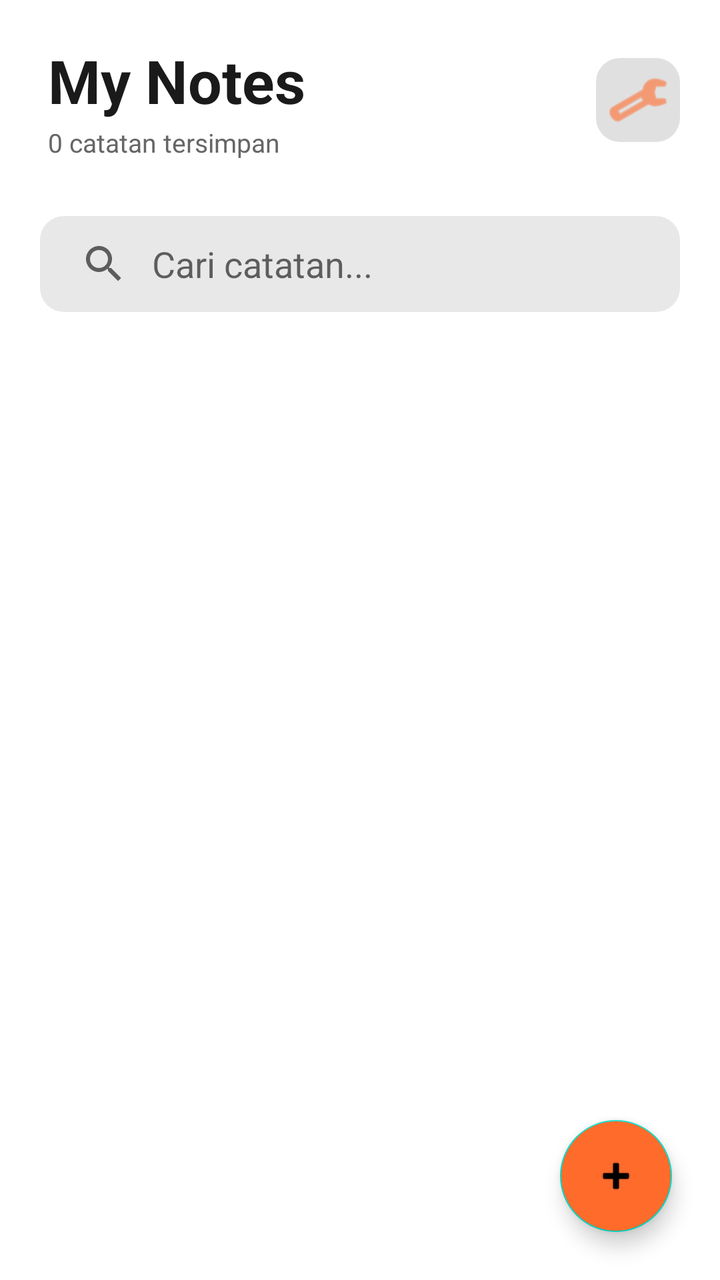
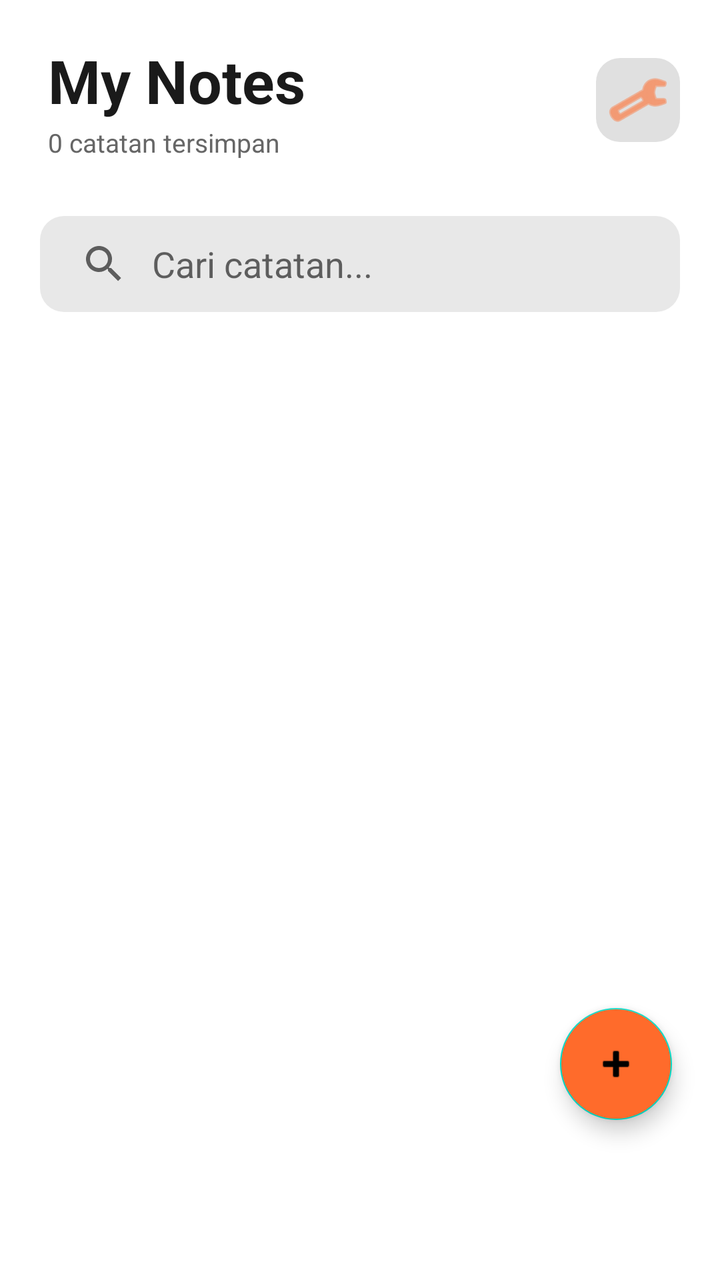

The first picture is an Android layout as it rendered before a commit; the second is the same layout after the commit. The layout source and the unified diff follow.
<!-- AndroidManifest.xml: application theme Theme.NotesApp -->
<!-- res/layout/fragment_notes.xml -->
<?xml version="1.0" encoding="utf-8"?>
<androidx.constraintlayout.widget.ConstraintLayout
    xmlns:android="http://schemas.android.com/apk/res/android"
    xmlns:app="http://schemas.android.com/apk/res-auto"
    android:layout_width="match_parent"
    android:layout_height="match_parent"
    android:background="@color/colorBackground">

    <LinearLayout
        android:id="@+id/layoutHeader"
        android:layout_width="match_parent"
        android:layout_height="wrap_content"
        android:orientation="vertical"
        android:paddingStart="24dp"
        android:paddingEnd="20dp"
        android:paddingTop="20dp"
        android:paddingBottom="16dp"
        android:background="@color/colorBackground"
        app:layout_constraintTop_toTopOf="parent">

        <LinearLayout
            android:layout_width="match_parent"
            android:layout_height="wrap_content"
            android:orientation="horizontal"
            android:gravity="center_vertical">

            <LinearLayout
                android:layout_width="0dp"
                android:layout_height="wrap_content"
                android:layout_weight="1"
                android:orientation="vertical">

                <TextView
                    android:layout_width="wrap_content"
                    android:layout_height="wrap_content"
                    android:text="My Notes"
                    android:textColor="@color/colorTextPrimary"
                    android:textSize="30sp"
                    android:textStyle="bold"/>

                <TextView
                    android:id="@+id/tvNoteCount"
                    android:layout_width="wrap_content"
                    android:layout_height="wrap_content"
                    android:text="0 catatan tersimpan"
                    android:textColor="@color/colorTextSecondary"
                    android:textSize="13sp"
                    android:layout_marginTop="2dp"/>
            </LinearLayout>

            <ImageButton
                android:id="@+id/btnSettings"
                android:layout_width="42dp"
                android:layout_height="42dp"
                android:background="@drawable/bg_icon_button"
                android:src="@android:drawable/ic_menu_preferences"
                android:tint="@color/colorAccent"
                android:padding="10dp"/>
        </LinearLayout>
    </LinearLayout>

    <TextView
        android:id="@+id/networkBanner"
        android:layout_width="0dp"
        android:layout_height="wrap_content"
        android:text="⚠️  Tidak ada koneksi internet"
        android:textColor="#FFFFFF"
        android:textSize="12sp"
        android:textStyle="bold"
        android:gravity="center"
        android:padding="10dp"
        android:background="#C0392B"
        android:visibility="gone"
        app:layout_constraintTop_toBottomOf="@id/layoutHeader"
        app:layout_constraintStart_toStartOf="parent"
        app:layout_constraintEnd_toEndOf="parent"/>

    <androidx.appcompat.widget.SearchView
        android:id="@+id/searchView"
        android:layout_width="0dp"
        android:layout_height="48dp"
        android:layout_marginStart="20dp"
        android:layout_marginEnd="20dp"
        android:layout_marginTop="12dp"
        android:background="@drawable/bg_search"
        app:iconifiedByDefault="false"
        app:queryHint="Cari catatan..."
        app:queryBackground="@android:color/transparent"
        app:layout_constraintTop_toBottomOf="@id/networkBanner"
        app:layout_constraintStart_toStartOf="parent"
        app:layout_constraintEnd_toEndOf="parent"/>

    <ProgressBar
        android:id="@+id/progressBar"
        android:layout_width="wrap_content"
        android:layout_height="wrap_content"
        android:indeterminateTint="@color/colorAccent"
        android:visibility="gone"
        app:layout_constraintTop_toTopOf="parent"
        app:layout_constraintBottom_toBottomOf="parent"
        app:layout_constraintStart_toStartOf="parent"
        app:layout_constraintEnd_toEndOf="parent"/>

    <LinearLayout
        android:id="@+id/layoutEmpty"
        android:layout_width="wrap_content"
        android:layout_height="wrap_content"
        android:orientation="vertical"
        android:gravity="center"
        android:visibility="gone"
        app:layout_constraintTop_toTopOf="parent"
        app:layout_constraintBottom_toBottomOf="parent"
        app:layout_constraintStart_toStartOf="parent"
        app:layout_constraintEnd_toEndOf="parent">

        <TextView
            android:layout_width="wrap_content"
            android:layout_height="wrap_content"
            android:text="📝"
            android:textSize="56sp"/>

        <TextView
            android:layout_width="wrap_content"
            android:layout_height="wrap_content"
            android:text="Belum ada catatan"
            android:textColor="@color/colorTextPrimary"
            android:textSize="18sp"
            android:textStyle="bold"
            android:layout_marginTop="16dp"/>

        <TextView
            android:layout_width="wrap_content"
            android:layout_height="wrap_content"
            android:text="Tap tombol + untuk mulai menulis"
            android:textColor="@color/colorTextSecondary"
            android:textSize="14sp"
            android:layout_marginTop="8dp"/>
    </LinearLayout>

    <androidx.recyclerview.widget.RecyclerView
        android:id="@+id/recyclerView"
        android:layout_width="0dp"
        android:layout_height="0dp"
        android:layout_marginTop="8dp"
        android:paddingBottom="100dp"
        android:paddingTop="4dp"
        android:clipToPadding="false"
        android:visibility="gone"
        app:layout_constraintTop_toBottomOf="@id/searchView"
        app:layout_constraintBottom_toBottomOf="parent"
        app:layout_constraintStart_toStartOf="parent"
        app:layout_constraintEnd_toEndOf="parent"/>

    <com.google.android.material.floatingactionbutton.FloatingActionButton
        android:id="@+id/fabAdd"
        android:layout_width="wrap_content"
        android:layout_height="wrap_content"
        android:layout_marginEnd="24dp"
        android:layout_marginBottom="24dp"
        android:backgroundTint="@color/colorAccent"
        android:src="@android:drawable/ic_input_add"
        android:tint="#FFFFFF"
        app:layout_constraintEnd_toEndOf="parent"
        app:layout_constraintBottom_toBottomOf="parent"/>

</androidx.constraintlayout.widget.ConstraintLayout>
<!-- resources referenced by this layout -->
<resources>
  <color name="colorAccent">#FF6B2B</color>
  <color name="colorBackground">#FFFFFF</color>
  <color name="colorTextPrimary">#1A1A1A</color>
  <color name="colorTextSecondary">#666666</color>
  <!-- drawable bg_icon_button (drawable) -->
  <?xml version="1.0" encoding="utf-8"?>
  <shape xmlns:android="http://schemas.android.com/apk/res/android"
      android:shape="rectangle">
      <solid android:color="@color/colorIconBg"/>
      <corners android:radius="12dp"/>
  </shape>
  <!-- drawable bg_search (drawable) -->
  <?xml version="1.0" encoding="utf-8"?>
  <shape xmlns:android="http://schemas.android.com/apk/res/android"
      android:shape="rectangle">
      <solid android:color="@color/colorInputBg"/>
      <corners android:radius="12dp"/>
  </shape>
  <style name="Theme.NotesApp" parent="Theme.MaterialComponents.DayNight.NoActionBar">
          <item name="colorPrimary">@color/colorAccent</item>
          <item name="colorPrimaryVariant">@color/colorAccent</item>
          <item name="colorOnPrimary">#FFFFFF</item>
          <item name="android:windowBackground">@color/colorBackground</item>
      </style>
  <color name="colorIconBg">#E0E0E0</color>
  <color name="colorInputBg">#E8E8E8</color>
</resources>

<!-- the commit's change to res/layout/fragment_notes.xml (unified diff, before → after) -->
@@ -156,7 +156,7 @@
         android:layout_width="wrap_content"
         android:layout_height="wrap_content"
         android:layout_marginEnd="24dp"
-        android:layout_marginBottom="24dp"
+        android:layout_marginBottom="80dp"
         android:backgroundTint="@color/colorAccent"
         android:src="@android:drawable/ic_input_add"
         android:tint="#FFFFFF"
